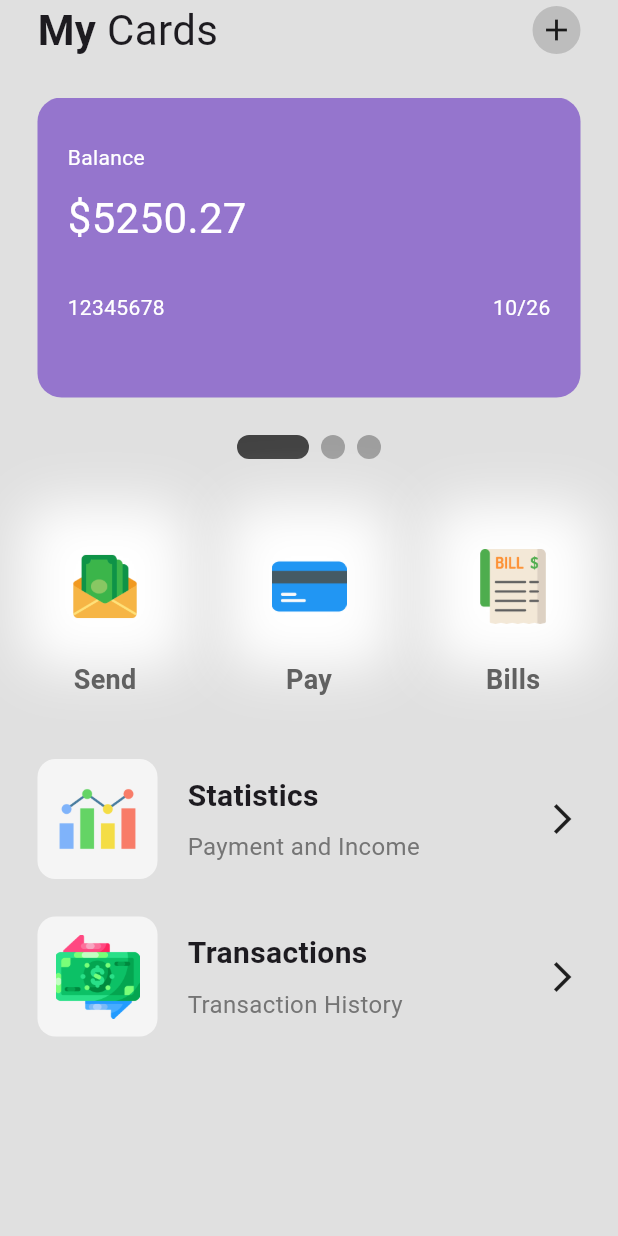
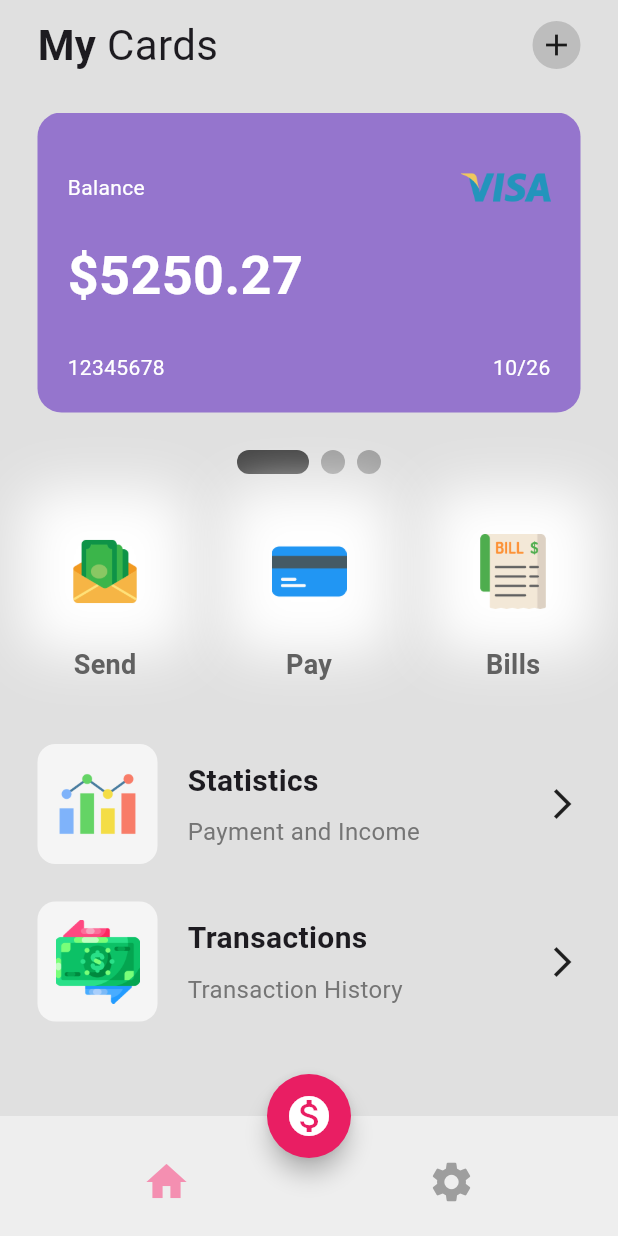
Before and after one commit to namanmahajan2020/PennyPod, a Flutter app: the screen it shows after launch, on a phone screen of 412 x 824 dp. Run offline on Flutter 3.47's test engine with Material 3 defaults, Android fonts, the phone set to English and light mode, and no system bars; drawn by our look-alikes of smooth_page_indicator.

Commit message:
Bottom Navigation Bar

```diff
--- a/lib/pages/home_page.dart
+++ b/lib/pages/home_page.dart
@@ -17,9 +17,36 @@ class _HomePageState extends State<HomePage> {
   Widget build(BuildContext context) {
     return Scaffold(
       backgroundColor: Colors.grey[300],
+      floatingActionButton: FloatingActionButton(
+        onPressed: () {},
+        shape: CircleBorder(),
+        backgroundColor: Colors.pink,
+        child: Icon(Icons.monetization_on, size: 32, color: Colors.white),
+      ),
+      floatingActionButtonLocation: FloatingActionButtonLocation.centerDocked,
+      bottomNavigationBar: BottomAppBar(
+        color: Colors.grey[200],
+        child: Padding(
+          padding: const EdgeInsets.only(top: 8.0),
+          child: Row(
+            mainAxisAlignment: MainAxisAlignment.spaceAround,
+            children: [
+              IconButton(
+                onPressed: () {},
+                icon: Icon(Icons.home, size: 32, color: Colors.pink[200]),
+              ),
+              IconButton(
+                onPressed: () {},
+                icon: Icon(Icons.settings, size: 32, color: Colors.grey),
+              ),
+            ],
+          ),
+        ),
+      ),
       body: SafeArea(
         child: Column(
           children: [
+            SizedBox(height: 10),
             Padding(
               padding: const EdgeInsets.symmetric(horizontal: 25.0),
               child: Row(
@@ -85,7 +112,7 @@ class _HomePageState extends State<HomePage> {
               count: 3,
               effect: ExpandingDotsEffect(activeDotColor: Colors.grey.shade800),
             ),
-            SizedBox(height: 40),
+            SizedBox(height: 20),
             Padding(
               padding: const EdgeInsets.symmetric(horizontal: 25.0),
               child: Row(
@@ -108,7 +135,7 @@ class _HomePageState extends State<HomePage> {
             ),
             SizedBox(height: 40),
             Padding(
-              padding: const EdgeInsets.symmetric(horizontal:25.0),
+              padding: const EdgeInsets.symmetric(horizontal: 25.0),
               child: Column(
                 children: [
                   MyListTile(
--- a/lib/util/my_card.dart
+++ b/lib/util/my_card.dart
@@ -29,15 +29,24 @@ class MyCard extends StatelessWidget {
         ),
         child: Column(
           crossAxisAlignment: CrossAxisAlignment.start,
+          mainAxisAlignment: MainAxisAlignment.spaceBetween,
           children: [
-            SizedBox(height: 10),
-            Text('Balance', style: TextStyle(color: Colors.white)),
-            SizedBox(height: 10),
+            Row(
+              mainAxisAlignment: MainAxisAlignment.spaceBetween,
+              children: [
+                Text('Balance', style: TextStyle(color: Colors.white)),
+                Image.asset('lib/icons/visa.png', height: 60),
+              ],
+            ),
             Text(
               '\$' + balance.toString(),
-              style: TextStyle(color: Colors.white, fontSize: 28),
+              style: TextStyle(
+                color: Colors.white,
+                fontSize: 36,
+                fontWeight: FontWeight.bold,
+              ),
             ),
-            SizedBox(height: 30),
+            SizedBox(height: 21),
             Row(
               mainAxisAlignment: MainAxisAlignment.spaceBetween,
               children: [
```
Also changed, not shown: lib/icons/visa.png (added), lib/util/my_button.dart (line endings or trailing spaces).
